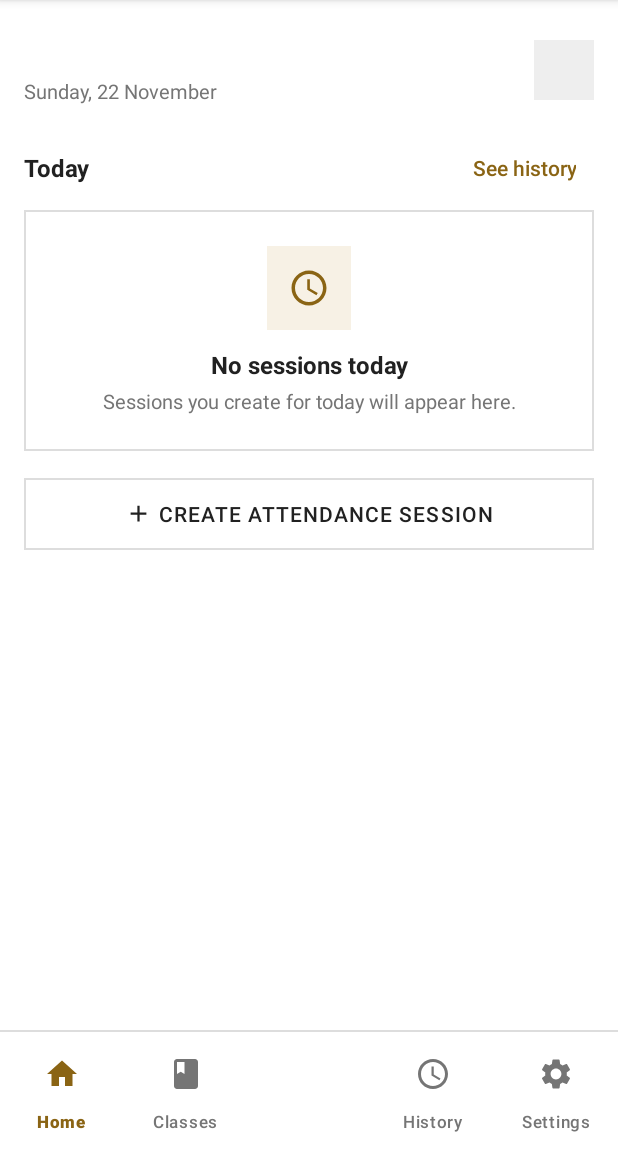
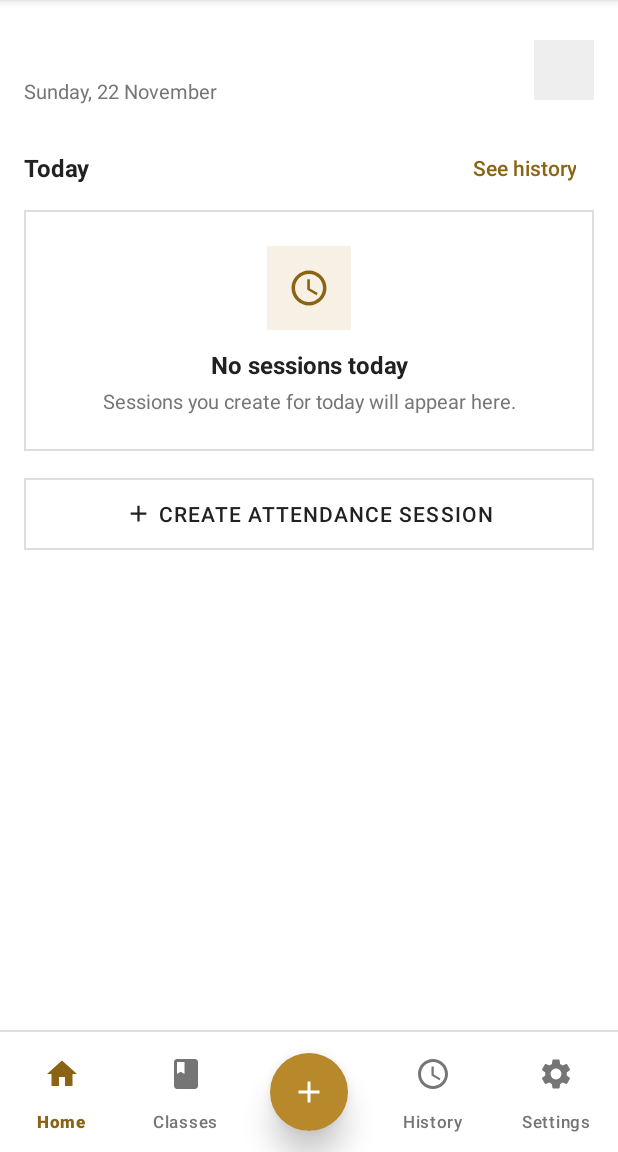
Before and after one commit to DanialHairudin/Attendra_UiTM, an Android app: the LecturerHomeFragment screen opened directly, with no data from a screen before it, on a phone screen of 412 x 824 dp, the part 84-1236 px from its top. Run offline under Robolectric (Android 15) with nearby library versions, the phone set to English and light mode, and no system bars; our stand-ins replace Firebase (no records; nobody signed in at launch, a user with empty details on screens opened directly); pictures from the network do not load.

Commit message:
Commit Update

```diff
--- a/app/src/main/res/values/styles_home.xml
+++ b/app/src/main/res/values/styles_home.xml
@@ -82,8 +82,12 @@
         <item name="android:layout_width">52dp</item>
         <item name="android:layout_height">52dp</item>
         <item name="android:minWidth">52dp</item>
+        <item name="android:minHeight">52dp</item>
         <item name="android:padding">0dp</item>
-        <item name="cornerRadius">0dp</item>
+        <item name="cornerRadius">26dp</item>
+        <!-- Above the bottom nav's 8dp, or the nav draws over the button. -->
+        <item name="android:elevation">12dp</item>
+        <item name="android:stateListAnimator">@null</item>
         <item name="icon">@drawable/ic_plus</item>
         <item name="iconSize">24dp</item>
         <item name="iconPadding">0dp</item>
```
Also changed, not shown: app/src/main/java/com/attendra/uitm/data/TestWorld.java (+8 -3 lines).
